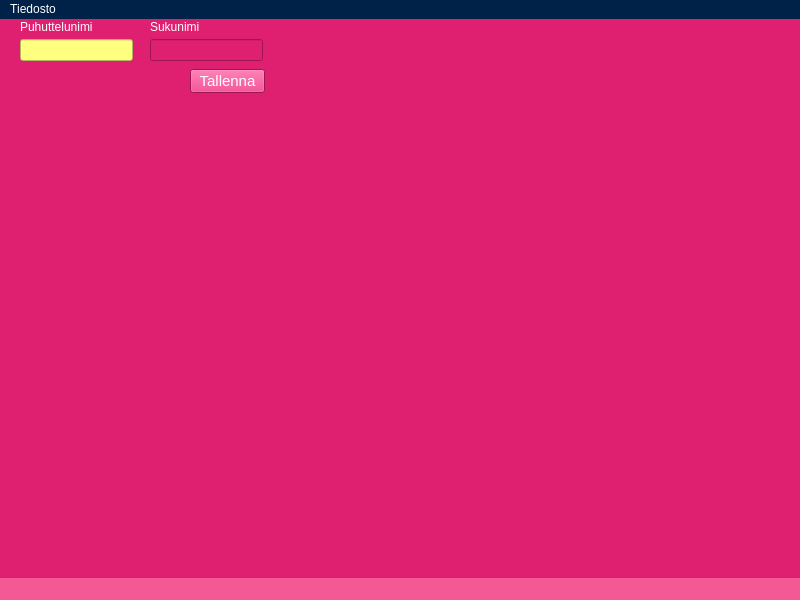
Sadiqa-Khawari/Autolainaus, file tietokantaTesti.ui: the form before one commit.
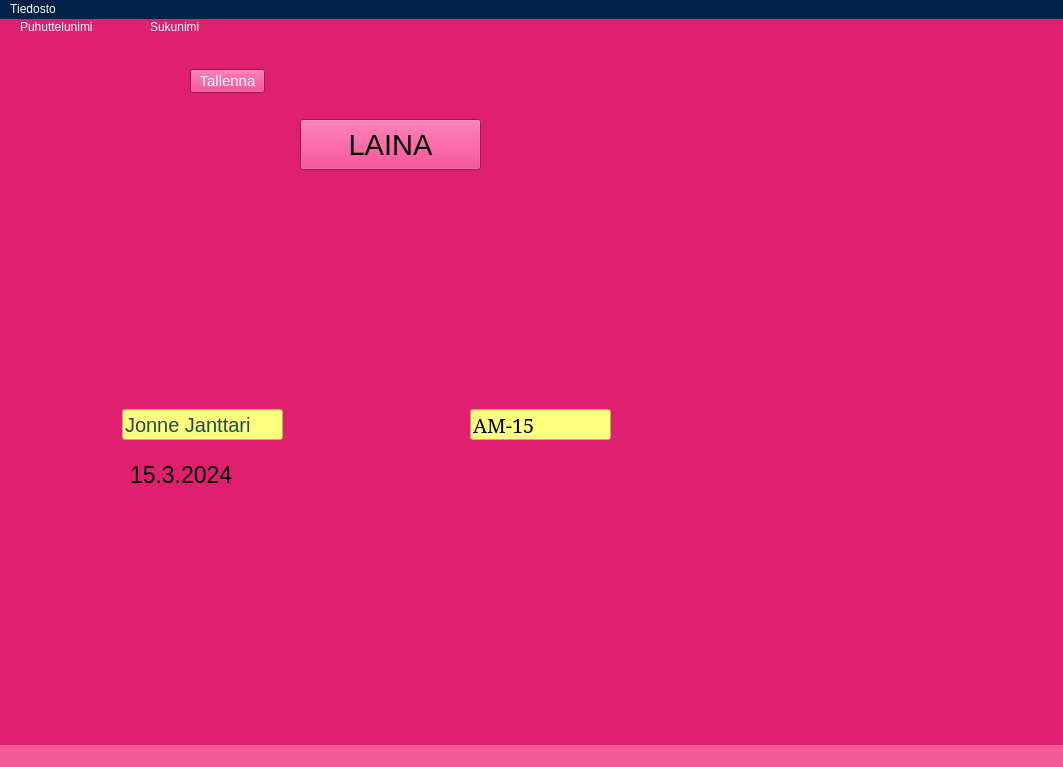
The form after the commit. Icons and pictures are not drawn.

Diff of the .ui file:
```diff
--- a/tietokantaTesti.ui
+++ b/tietokantaTesti.ui
@@ -6,8 +6,8 @@
    <rect>
     <x>0</x>
     <y>0</y>
-    <width>800</width>
-    <height>600</height>
+    <width>1063</width>
+    <height>767</height>
    </rect>
   </property>
   <property name="windowTitle">
@@ -23,16 +23,24 @@
    <widget class="QLineEdit" name="firstNameLineEdit">
     <property name="geometry">
      <rect>
-      <x>20</x>
-      <y>20</y>
-      <width>113</width>
-      <height>22</height>
+      <x>122</x>
+      <y>390</y>
+      <width>161</width>
+      <height>31</height>
      </rect>
     </property>
+    <property name="font">
+     <font>
+      <pointsize>15</pointsize>
+     </font>
+    </property>
     <property name="styleSheet">
      <string notr="true">background-color: rgb(255, 255, 127);
 color: rgb(32, 75, 70);</string>
     </property>
+    <property name="text">
+     <string>Jonne Janttari</string>
+    </property>
    </widget>
    <widget class="QLabel" name="firstNameLabel">
     <property name="geometry">
@@ -53,12 +61,27 @@
    <widget class="QLineEdit" name="lastNameLineEdit">
     <property name="geometry">
      <rect>
-      <x>150</x>
-      <y>20</y>
-      <width>113</width>
-      <height>22</height>
+      <x>470</x>
+      <y>390</y>
+      <width>141</width>
+      <height>31</height>
      </rect>
     </property>
+    <property name="font">
+     <font>
+      <family>MS Serif</family>
+      <pointsize>15</pointsize>
+     </font>
+    </property>
+    <property name="styleSheet">
+     <string notr="true">background-color: rgb(255, 255, 127);</string>
+    </property>
+    <property name="locale">
+     <locale language="Finnish" country="Finland"/>
+    </property>
+    <property name="text">
+     <string>AM-15</string>
+    </property>
    </widget>
    <widget class="QLabel" name="lastNameLabel">
     <property name="geometry">
@@ -109,8 +132,8 @@
    <widget class="QLabel" name="studentPictureLabel">
     <property name="geometry">
      <rect>
-      <x>40</x>
-      <y>100</y>
+      <x>580</x>
+      <y>-10</y>
       <width>211</width>
       <height>231</height>
      </rect>
@@ -128,8 +151,8 @@
    <widget class="QLabel" name="keyPictureLabel">
     <property name="geometry">
      <rect>
-      <x>330</x>
-      <y>170</y>
+      <x>450</x>
+      <y>220</y>
       <width>201</width>
       <height>141</height>
      </rect>
@@ -144,8 +167,8 @@
    <widget class="QLabel" name="teacherPictureLabel">
     <property name="geometry">
      <rect>
-      <x>210</x>
-      <y>290</y>
+      <x>60</x>
+      <y>140</y>
       <width>211</width>
       <height>231</height>
      </rect>
@@ -160,13 +183,65 @@
      <bool>false</bool>
     </property>
    </widget>
+   <widget class="QPushButton" name="pushButton">
+    <property name="geometry">
+     <rect>
+      <x>300</x>
+      <y>100</y>
+      <width>181</width>
+      <height>51</height>
+     </rect>
+    </property>
+    <property name="font">
+     <font>
+      <pointsize>22</pointsize>
+     </font>
+    </property>
+    <property name="text">
+     <string>LAINA</string>
+    </property>
+   </widget>
+   <widget class="QLabel" name="label">
+    <property name="geometry">
+     <rect>
+      <x>130</x>
+      <y>440</y>
+      <width>131</width>
+      <height>31</height>
+     </rect>
+    </property>
+    <property name="font">
+     <font>
+      <pointsize>17</pointsize>
+     </font>
+    </property>
+    <property name="text">
+     <string>15.3.2024</string>
+    </property>
+   </widget>
+   <widget class="QLabel" name="label_2">
+    <property name="geometry">
+     <rect>
+      <x>730</x>
+      <y>350</y>
+      <width>171</width>
+      <height>121</height>
+     </rect>
+    </property>
+    <property name="text">
+     <string/>
+    </property>
+    <property name="pixmap">
+     <pixmap resource="autoPicture.qrc">:/auto/auto.png</pixmap>
+    </property>
+   </widget>
   </widget>
   <widget class="QMenuBar" name="menubar">
    <property name="geometry">
     <rect>
      <x>0</x>
      <y>0</y>
-     <width>800</width>
+     <width>1063</width>
      <height>33</height>
     </rect>
    </property>
```
Left out of the diff: 6 changed lines with no effect on the pictures.
